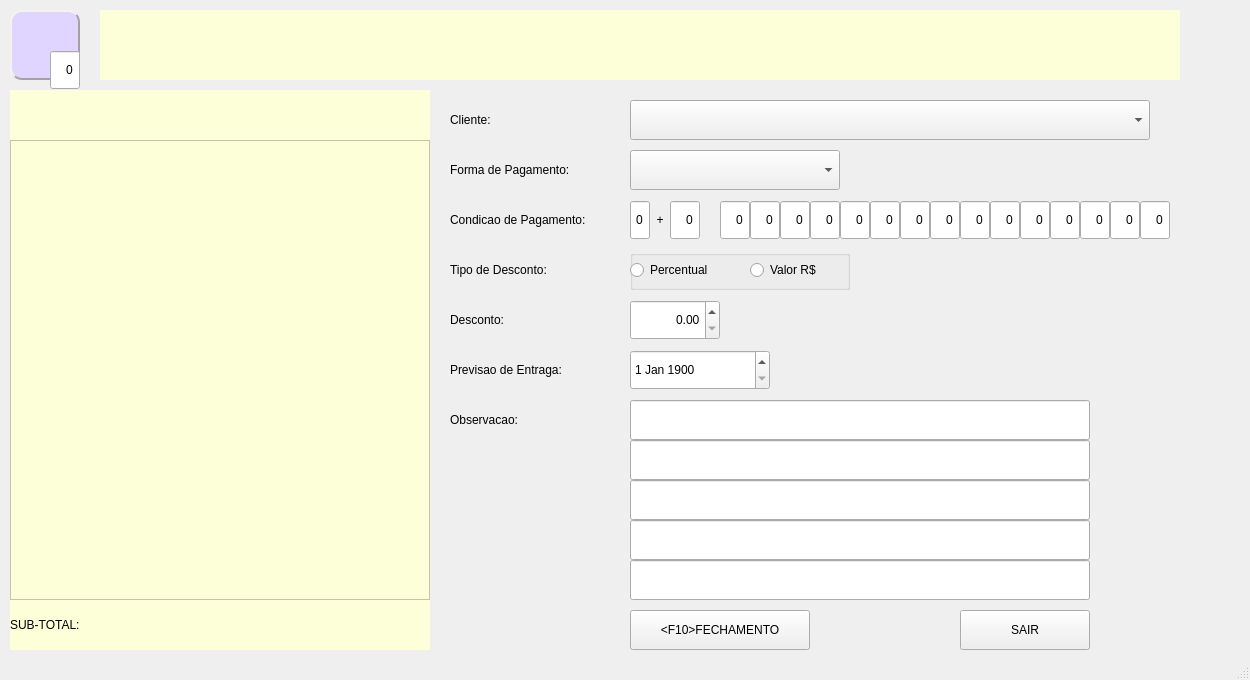
First picture: the form in telas/venda_fecha.ui, repository htisistema/SISCOM, before the edit.
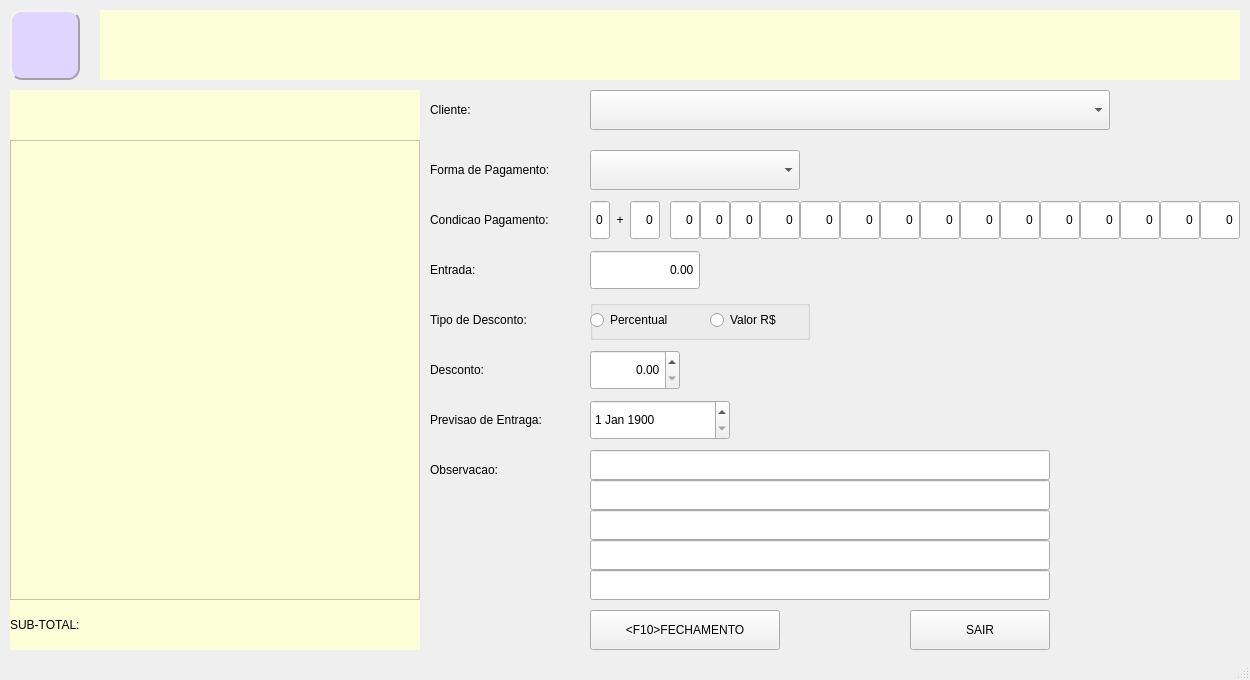
Second picture: the form after the edit. Icons and pictures are not drawn.

```diff
--- a/telas/venda_fecha.ui
+++ b/telas/venda_fecha.ui
@@ -22,7 +22,7 @@
      <rect>
       <x>100</x>
       <y>10</y>
-      <width>1080</width>
+      <width>1140</width>
       <height>70</height>
      </rect>
     </property>
@@ -73,7 +73,7 @@
      <rect>
       <x>10</x>
       <y>140</y>
-      <width>420</width>
+      <width>410</width>
       <height>460</height>
      </rect>
     </property>
@@ -85,9 +85,9 @@
    <widget class="QPushButton" name="bt_fecha">
     <property name="geometry">
      <rect>
-      <x>630</x>
+      <x>590</x>
       <y>610</y>
-      <width>180</width>
+      <width>190</width>
       <height>40</height>
      </rect>
     </property>
@@ -98,9 +98,9 @@
    <widget class="QLabel" name="label">
     <property name="geometry">
      <rect>
-      <x>450</x>
-      <y>100</y>
-      <width>170</width>
+      <x>430</x>
+      <y>90</y>
+      <width>160</width>
       <height>40</height>
      </rect>
     </property>
@@ -113,7 +113,7 @@
      <rect>
       <x>10</x>
       <y>600</y>
-      <width>420</width>
+      <width>410</width>
       <height>50</height>
      </rect>
     </property>
@@ -131,7 +131,7 @@
      <rect>
       <x>10</x>
       <y>90</y>
-      <width>420</width>
+      <width>410</width>
       <height>30</height>
      </rect>
     </property>
@@ -146,9 +146,9 @@
    <widget class="QLabel" name="label_2">
     <property name="geometry">
      <rect>
-      <x>450</x>
-      <y>250</y>
-      <width>170</width>
+      <x>430</x>
+      <y>300</y>
+      <width>160</width>
       <height>40</height>
      </rect>
     </property>
@@ -159,9 +159,9 @@
    <widget class="QLabel" name="label_3">
     <property name="geometry">
      <rect>
-      <x>450</x>
-      <y>300</y>
-      <width>170</width>
+      <x>430</x>
+      <y>350</y>
+      <width>160</width>
       <height>40</height>
      </rect>
     </property>
@@ -174,7 +174,7 @@
      <rect>
       <x>10</x>
       <y>120</y>
-      <width>420</width>
+      <width>410</width>
       <height>20</height>
      </rect>
     </property>
@@ -189,9 +189,9 @@
    <widget class="QLabel" name="label_4">
     <property name="geometry">
      <rect>
-      <x>450</x>
+      <x>430</x>
       <y>150</y>
-      <width>170</width>
+      <width>160</width>
       <height>40</height>
      </rect>
     </property>
@@ -202,9 +202,9 @@
    <widget class="QLabel" name="label_5">
     <property name="geometry">
      <rect>
-      <x>450</x>
-      <y>350</y>
-      <width>170</width>
+      <x>430</x>
+      <y>400</y>
+      <width>160</width>
       <height>40</height>
      </rect>
     </property>
@@ -215,9 +215,9 @@
    <widget class="QLabel" name="label_6">
     <property name="geometry">
      <rect>
-      <x>450</x>
-      <y>400</y>
-      <width>170</width>
+      <x>430</x>
+      <y>450</y>
+      <width>160</width>
       <height>40</height>
      </rect>
     </property>
@@ -228,8 +228,8 @@
    <widget class="QGroupBox" name="groupBox">
     <property name="geometry">
      <rect>
-      <x>630</x>
-      <y>250</y>
+      <x>590</x>
+      <y>300</y>
       <width>220</width>
       <height>40</height>
      </rect>
@@ -267,8 +267,8 @@
    <widget class="QDoubleSpinBox" name="ds_desconto">
     <property name="geometry">
      <rect>
-      <x>630</x>
-      <y>300</y>
+      <x>590</x>
+      <y>350</y>
       <width>90</width>
       <height>40</height>
      </rect>
@@ -280,8 +280,8 @@
    <widget class="QDateEdit" name="data_previsao">
     <property name="geometry">
      <rect>
-      <x>630</x>
-      <y>350</y>
+      <x>590</x>
+      <y>400</y>
       <width>140</width>
       <height>40</height>
      </rect>
@@ -297,7 +297,7 @@
    <widget class="QComboBox" name="cb_forma_pg">
     <property name="geometry">
      <rect>
-      <x>630</x>
+      <x>590</x>
       <y>150</y>
       <width>210</width>
       <height>40</height>
@@ -307,8 +307,8 @@
    <widget class="QComboBox" name="cb_cliente">
     <property name="geometry">
      <rect>
-      <x>630</x>
-      <y>100</y>
+      <x>590</x>
+      <y>90</y>
       <width>520</width>
       <height>40</height>
      </rect>
@@ -317,40 +317,40 @@
    <widget class="QLineEdit" name="obs1">
     <property name="geometry">
      <rect>
-      <x>630</x>
-      <y>400</y>
+      <x>590</x>
+      <y>450</y>
       <width>460</width>
-      <height>40</height>
+      <height>30</height>
      </rect>
     </property>
    </widget>
    <widget class="QLineEdit" name="obs2">
     <property name="geometry">
      <rect>
-      <x>630</x>
-      <y>440</y>
+      <x>590</x>
+      <y>480</y>
       <width>460</width>
-      <height>40</height>
+      <height>30</height>
      </rect>
     </property>
    </widget>
    <widget class="QLabel" name="label_7">
     <property name="geometry">
      <rect>
-      <x>450</x>
+      <x>430</x>
       <y>200</y>
-      <width>170</width>
+      <width>160</width>
       <height>40</height>
      </rect>
     </property>
     <property name="text">
-     <string>Condicao de Pagamento:</string>
+     <string>Condicao Pagamento:</string>
     </property>
    </widget>
    <widget class="QDoubleSpinBox" name="ds_dia1">
     <property name="geometry">
      <rect>
-      <x>720</x>
+      <x>670</x>
       <y>200</y>
       <width>30</width>
       <height>40</height>
@@ -372,7 +372,7 @@
    <widget class="QDoubleSpinBox" name="ds_dia2">
     <property name="geometry">
      <rect>
-      <x>750</x>
+      <x>700</x>
       <y>200</y>
       <width>30</width>
       <height>40</height>
@@ -394,7 +394,7 @@
    <widget class="QDoubleSpinBox" name="ds_dia3">
     <property name="geometry">
      <rect>
-      <x>780</x>
+      <x>730</x>
       <y>200</y>
       <width>30</width>
       <height>40</height>
@@ -416,9 +416,9 @@
    <widget class="QDoubleSpinBox" name="ds_dia4">
     <property name="geometry">
      <rect>
-      <x>810</x>
+      <x>760</x>
       <y>200</y>
-      <width>30</width>
+      <width>40</width>
       <height>40</height>
      </rect>
     </property>
@@ -438,9 +438,9 @@
    <widget class="QDoubleSpinBox" name="ds_dia5">
     <property name="geometry">
      <rect>
-      <x>840</x>
+      <x>800</x>
       <y>200</y>
-      <width>30</width>
+      <width>40</width>
       <height>40</height>
      </rect>
     </property>
@@ -460,9 +460,9 @@
    <widget class="QDoubleSpinBox" name="ds_dia6">
     <property name="geometry">
      <rect>
-      <x>870</x>
+      <x>840</x>
       <y>200</y>
-      <width>30</width>
+      <width>40</width>
       <height>40</height>
      </rect>
     </property>
@@ -479,31 +479,12 @@
      <double>450.000000000000000</double>
     </property>
    </widget>
-   <widget class="QDoubleSpinBox" name="ds_dia3_2">
-    <property name="geometry">
-     <rect>
-      <x>50</x>
-      <y>50</y>
-      <width>30</width>
-      <height>40</height>
-     </rect>
-    </property>
-    <property name="alignment">
-     <set>Qt::AlignRight|Qt::AlignTrailing|Qt::AlignVCenter</set>
-    </property>
-    <property name="buttonSymbols">
-     <enum>QAbstractSpinBox::NoButtons</enum>
-    </property>
-    <property name="decimals">
-     <number>0</number>
-    </property>
-   </widget>
    <widget class="QDoubleSpinBox" name="ds_dia7">
     <property name="geometry">
      <rect>
-      <x>900</x>
+      <x>880</x>
       <y>200</y>
-      <width>30</width>
+      <width>40</width>
       <height>40</height>
      </rect>
     </property>
@@ -523,9 +504,9 @@
    <widget class="QDoubleSpinBox" name="ds_dia8">
     <property name="geometry">
      <rect>
-      <x>930</x>
+      <x>920</x>
       <y>200</y>
-      <width>30</width>
+      <width>40</width>
       <height>40</height>
      </rect>
     </property>
@@ -547,7 +528,7 @@
      <rect>
       <x>960</x>
       <y>200</y>
-      <width>30</width>
+      <width>40</width>
       <height>40</height>
      </rect>
     </property>
@@ -567,9 +548,9 @@
    <widget class="QDoubleSpinBox" name="ds_dia10">
     <property name="geometry">
      <rect>
-      <x>990</x>
+      <x>1000</x>
       <y>200</y>
-      <width>30</width>
+      <width>40</width>
       <height>40</height>
      </rect>
     </property>
@@ -589,9 +570,9 @@
    <widget class="QDoubleSpinBox" name="ds_dia11">
     <property name="geometry">
      <rect>
-      <x>1020</x>
+      <x>1040</x>
       <y>200</y>
-      <width>30</width>
+      <width>40</width>
       <height>40</height>
      </rect>
     </property>
@@ -611,31 +592,31 @@
    <widget class="QDoubleSpinBox" name="ds_dia12">
     <property name="geometry">
      <rect>
-      <x>1050</x>
-      <y>200</y>
-      <width>30</width>
-      <height>40</height>
-     </rect>
-    </property>
-    <property name="alignment">
-     <set>Qt::AlignRight|Qt::AlignTrailing|Qt::AlignVCenter</set>
-    </property>
-    <property name="buttonSymbols">
-     <enum>QAbstractSpinBox::NoButtons</enum>
-    </property>
-    <property name="decimals">
-     <number>0</number>
-    </property>
-    <property name="maximum">
-     <double>450.000000000000000</double>
-    </property>
-   </widget>
-   <widget class="QDoubleSpinBox" name="ds_dia13">
-    <property name="geometry">
-     <rect>
       <x>1080</x>
       <y>200</y>
-      <width>30</width>
+      <width>40</width>
+      <height>40</height>
+     </rect>
+    </property>
+    <property name="alignment">
+     <set>Qt::AlignRight|Qt::AlignTrailing|Qt::AlignVCenter</set>
+    </property>
+    <property name="buttonSymbols">
+     <enum>QAbstractSpinBox::NoButtons</enum>
+    </property>
+    <property name="decimals">
+     <number>0</number>
+    </property>
+    <property name="maximum">
+     <double>450.000000000000000</double>
+    </property>
+   </widget>
+   <widget class="QDoubleSpinBox" name="ds_dia13">
+    <property name="geometry">
+     <rect>
+      <x>1120</x>
+      <y>200</y>
+      <width>40</width>
       <height>40</height>
      </rect>
     </property>
@@ -655,9 +636,9 @@
    <widget class="QDoubleSpinBox" name="ds_dia14">
     <property name="geometry">
      <rect>
-      <x>1110</x>
+      <x>1160</x>
       <y>200</y>
-      <width>30</width>
+      <width>40</width>
       <height>40</height>
      </rect>
     </property>
@@ -677,9 +658,9 @@
    <widget class="QDoubleSpinBox" name="ds_dia15">
     <property name="geometry">
      <rect>
-      <x>1140</x>
+      <x>1200</x>
       <y>200</y>
-      <width>30</width>
+      <width>40</width>
       <height>40</height>
      </rect>
     </property>
@@ -699,7 +680,7 @@
    <widget class="QDoubleSpinBox" name="ds_entrada">
     <property name="geometry">
      <rect>
-      <x>630</x>
+      <x>590</x>
       <y>200</y>
       <width>20</width>
       <height>40</height>
@@ -721,7 +702,7 @@
    <widget class="QLabel" name="label_8">
     <property name="geometry">
      <rect>
-      <x>650</x>
+      <x>610</x>
       <y>200</y>
       <width>20</width>
       <height>40</height>
@@ -740,7 +721,7 @@
    <widget class="QDoubleSpinBox" name="ds_qtd_dias">
     <property name="geometry">
      <rect>
-      <x>670</x>
+      <x>630</x>
       <y>200</y>
       <width>30</width>
       <height>40</height>
@@ -762,39 +743,39 @@
    <widget class="QLineEdit" name="obs3">
     <property name="geometry">
      <rect>
-      <x>630</x>
-      <y>480</y>
+      <x>590</x>
+      <y>510</y>
       <width>460</width>
-      <height>40</height>
+      <height>30</height>
      </rect>
     </property>
    </widget>
    <widget class="QLineEdit" name="obs4">
     <property name="geometry">
      <rect>
-      <x>630</x>
-      <y>520</y>
+      <x>590</x>
+      <y>540</y>
       <width>460</width>
-      <height>40</height>
+      <height>30</height>
      </rect>
     </property>
    </widget>
    <widget class="QLineEdit" name="obs5">
     <property name="geometry">
      <rect>
-      <x>630</x>
-      <y>560</y>
+      <x>590</x>
+      <y>570</y>
       <width>460</width>
-      <height>40</height>
+      <height>30</height>
      </rect>
     </property>
    </widget>
    <widget class="QPushButton" name="bt_sair">
     <property name="geometry">
      <rect>
-      <x>960</x>
+      <x>910</x>
       <y>610</y>
-      <width>130</width>
+      <width>140</width>
       <height>40</height>
      </rect>
     </property>
@@ -802,6 +783,41 @@
      <string>SAIR</string>
     </property>
    </widget>
+   <widget class="QDoubleSpinBox" name="ds_vlr_entrada">
+    <property name="geometry">
+     <rect>
+      <x>590</x>
+      <y>250</y>
+      <width>110</width>
+      <height>40</height>
+     </rect>
+    </property>
+    <property name="alignment">
+     <set>Qt::AlignRight|Qt::AlignTrailing|Qt::AlignVCenter</set>
+    </property>
+    <property name="buttonSymbols">
+     <enum>QAbstractSpinBox::NoButtons</enum>
+    </property>
+    <property name="decimals">
+     <number>2</number>
+    </property>
+    <property name="maximum">
+     <double>99999.000000000000000</double>
+    </property>
+   </widget>
+   <widget class="QLabel" name="label_9">
+    <property name="geometry">
+     <rect>
+      <x>430</x>
+      <y>250</y>
+      <width>160</width>
+      <height>40</height>
+     </rect>
+    </property>
+    <property name="text">
+     <string>Entrada:</string>
+    </property>
+   </widget>
   </widget>
   <widget class="QStatusBar" name="statusbar"/>
  </widget>
```
Left out of the diff: 45 changed lines with no effect on the pictures.
